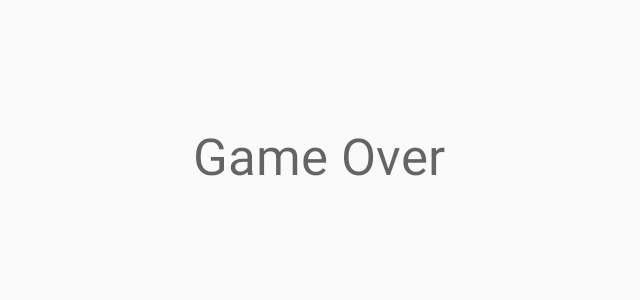
After one commit to haurbano/Zomfit_App, an Android app: the GameOverActivity screen opened directly, with no data from a screen before it, on a phone screen of 824 x 412 dp (held sideways). The commit adds this screen. Shown: the top 300 px of the screen, without its empty margins (300-940 px from the left). Run offline under Robolectric (Android 15) with nearby library versions, the phone set to English and light mode, and no system bars; our stand-ins replace data binding.

Commit message:
Added activity when game over

```diff
--- a/FunFit/app/src/main/AndroidManifest.xml
+++ b/FunFit/app/src/main/AndroidManifest.xml
@@ -2,8 +2,8 @@
 <manifest xmlns:android="http://schemas.android.com/apk/res/android"
     package="salt.movil.funfit">
 
-    <uses-permission android:name="android.permission.INTERNET"/>
-    <uses-permission android:name="android.permission.CAMERA"/>
+    <uses-permission android:name="android.permission.INTERNET" />
+    <uses-permission android:name="android.permission.CAMERA" />
 
     <application
         android:allowBackup="true"
@@ -21,8 +21,10 @@
             </intent-filter>
         </activity>
         <activity
-            android:screenOrientation="landscape"
-            android:name=".ui.MainActivity"/>
+            android:name=".ui.MainActivity"
+            android:screenOrientation="landscape" />
+        <activity android:name=".ui.GameOverActivity"
+            android:screenOrientation="landscape"/>
     </application>
 
 </manifest>
--- a/FunFit/app/src/main/java/salt/movil/funfit/net/MySocket.java
+++ b/FunFit/app/src/main/java/salt/movil/funfit/net/MySocket.java
@@ -14,10 +14,12 @@ public class MySocket {
 
     public static Socket getInstance() throws URISyntaxException {
         if (instance==null)
-            instance = IO.socket("http://192.168.1.25:3000/");
+            instance = IO.socket("http://192.168.0.14:3000/");
         if (!instance.connected())
             instance.connect();
 
         return instance;
     }
+
+
 }
--- /dev/null
+++ b/FunFit/app/src/main/java/salt/movil/funfit/ui/GameOverActivity.java
@@ -0,0 +1,29 @@
+package salt.movil.funfit.ui;
+
+import android.content.Intent;
+import android.databinding.DataBindingUtil;
+import android.support.v7.app.AppCompatActivity;
+import android.os.Bundle;
+
+import salt.movil.funfit.R;
+import salt.movil.funfit.databinding.ActivityGameOverBinding;
+import salt.movil.funfit.models.Player;
+
+public class GameOverActivity extends AppCompatActivity {
+
+    ActivityGameOverBinding binding;
+
+    @Override
+    protected void onCreate(Bundle savedInstanceState) {
+        super.onCreate(savedInstanceState);
+        binding = DataBindingUtil.setContentView(this,R.layout.activity_game_over);
+        binding.setPlayer(Player.getInstance());
+    }
+
+    @Override
+    public void onBackPressed() {
+        Intent startMain = new Intent(Intent.ACTION_MAIN);
+        startMain.addCategory(Intent.CATEGORY_HOME);
+        startActivity(startMain);
+    }
+}
--- a/FunFit/app/src/main/java/salt/movil/funfit/ui/MainActivity.java
+++ b/FunFit/app/src/main/java/salt/movil/funfit/ui/MainActivity.java
@@ -1,5 +1,6 @@
 package salt.movil.funfit.ui;
 
+import android.content.Intent;
 import android.databinding.DataBindingUtil;
 import android.os.Bundle;
 import android.os.Handler;
@@ -7,12 +8,10 @@ import android.os.Message;
 import android.support.v4.app.Fragment;
 import android.support.v4.app.FragmentTransaction;
 import android.support.v7.app.AppCompatActivity;
-import android.util.Log;
 import android.view.View;
 import android.view.Window;
 import android.view.WindowManager;
 import android.widget.AdapterView;
-import android.widget.Toast;
 
 import com.google.gson.Gson;
 import com.google.gson.JsonObject;
@@ -96,7 +95,8 @@ public class MainActivity extends AppCompatActivity implements IsocketCallBacks,
             binding.contentTopOption.timePlayerMainActivity.setText(""+time);
         }else if (timerUser!=null){
             timerUser.stopTimer();
-            Toast.makeText(this,"Perdio",Toast.LENGTH_SHORT).show();
+            Intent intent = new Intent(this,GameOverActivity.class);
+            startActivity(intent);
         }
     }
 
@@ -217,8 +217,6 @@ public class MainActivity extends AppCompatActivity implements IsocketCallBacks,
     }
     //endregion
 
-
-
     //region  Powers
     private void initPowers(){
         binding.contentPowersLayout.listViewPowers.setOnItemClickListener(this);
--- /dev/null
+++ b/FunFit/app/src/main/res/layout/activity_game_over.xml
@@ -0,0 +1,31 @@
+<?xml version="1.0" encoding="utf-8"?>
+<layout>
+    <data>
+        <variable
+            name="player"
+            type="salt.movil.funfit.models.Player"/>
+    </data>
+
+    <LinearLayout xmlns:android="http://schemas.android.com/apk/res/android"
+        xmlns:tools="http://schemas.android.com/tools"
+        android:id="@+id/activity_game_over"
+        android:layout_width="match_parent"
+        android:layout_height="match_parent"
+        android:orientation="vertical"
+        tools:context="salt.movil.funfit.ui.GameOverActivity"
+        android:paddingTop="20dp">
+
+        <TextView
+            style="@style/Base.TextAppearance.AppCompat.Display2"
+            android:gravity="center"
+            android:text="@{player.username}"
+            android:layout_width="match_parent"
+            android:layout_height="wrap_content" />
+        <TextView
+            style="@style/Base.TextAppearance.AppCompat.Display1"
+            android:gravity="center"
+            android:text="Game Over"
+            android:layout_width="match_parent"
+            android:layout_height="wrap_content" />
+    </LinearLayout>
+</layout>
```
